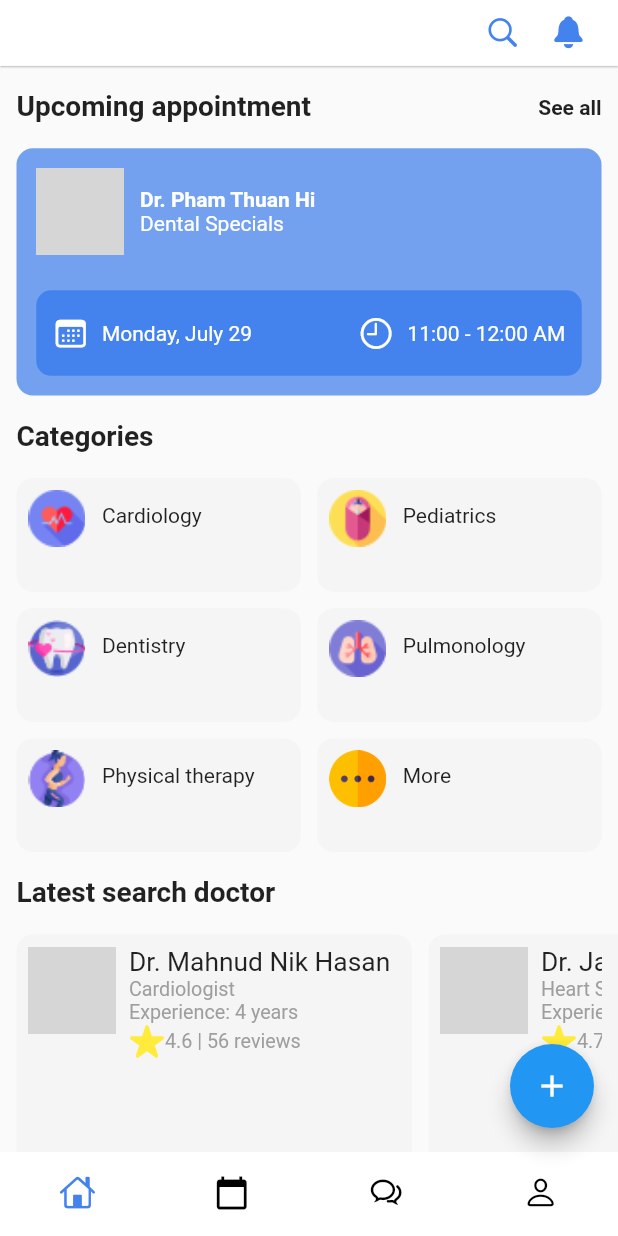
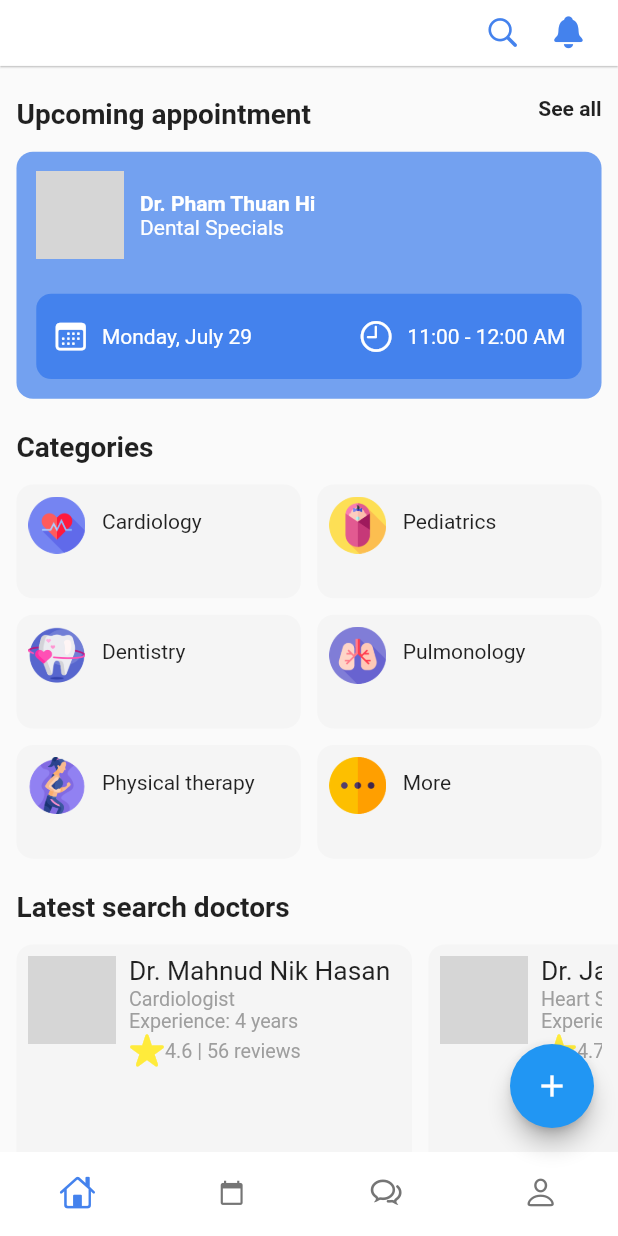
Before and after one commit to mavisphung/mobile-app, a Flutter app: the NavBar screen opened by its route, on a phone screen of 412 x 824 dp. Run offline on Flutter 3.47's test engine with Material 2 defaults, Android fonts, the light colour scheme and no system bars; our stand-ins replace dropdown_button2, flutter_screenutil, flutter_spinkit, flutter_svg, get, get_storage and 1 more; accounts and stored records are empty; network calls fail; grey boxes are pictures that could not be loaded.

Commit message:
update home page

```diff
--- a/lib/app/common/util/messages.dart
+++ b/lib/app/common/util/messages.dart
@@ -22,8 +22,14 @@ class Messages extends Translations {
           Strings.female: 'Female',
           Strings.other: 'Other',
           Strings.home: 'Home',
+          Strings.appointment: 'Appointment',
+          Strings.message: 'Message',
+          Strings.personal: 'Personal',
           Strings.policyAgreementMsg:
               'Creating an account means you\'re agreed with our Terms of Service, Privacy Policy, and our default Notification Settings.',
+          Strings.upcomingAppointment: 'Upcoming appointment',
+          Strings.category: 'Categories',
+          Strings.latestSearchDoctor: 'Latest search doctors',
 
           // Verb, Adjective
           Strings.ok: 'Ok',
@@ -40,6 +46,7 @@ class Messages extends Translations {
           Strings.registerSuccess: 'Registration success',
           Strings.exitAppAlert: 'Press double back to exit app',
           Strings.policyAgreementAlert: 'Policy agreement Alert',
+          Strings.seeAll: 'See all',
 
           // Information Message
           Strings.registerSuccessMsg: 'Register your account successfully.',
--- a/lib/app/common/values/colors.dart
+++ b/lib/app/common/values/colors.dart
@@ -6,8 +6,6 @@ class AppColors {
   static Color get secondary => const Color(0xFFF0F7F9);
   static Color get link => Colors.amber;
   static Color get hightLight => const Color(0xCAFFFFFF);
-  static Color get error => Colors.red[600] ?? Colors.red;
-  static Color get black => Colors.black;
-  static Color get white => Colors.white;
-  static Color get grey => const Color(0x09000000);
+  static Color get error => Colors.red;
+  static Color get grey600 => Colors.grey[600] ?? Colors.grey;
 }
--- a/lib/app/common/values/strings.dart
+++ b/lib/app/common/values/strings.dart
@@ -15,7 +15,13 @@ abstract class Strings {
   static String get female => 'Female';
   static String get other => 'Other';
   static String get home => 'Home';
+  static String get appointment => 'Appointment';
+  static String get message => 'Message';
+  static String get personal => 'Personal';
   static String get policyAgreementMsg => 'Policy agreement msg';
+  static String get upcomingAppointment => 'Upcoming appointment';
+  static String get category => 'Categories';
+  static String get latestSearchDoctor => 'Latest search doctor';
 
   // Verb, Adjective
   static String get ok => 'Ok';
@@ -31,6 +37,7 @@ abstract class Strings {
   static String get registerSuccess => 'Register sucess';
   static String get exitAppAlert => 'Exit app alert';
   static String get policyAgreementAlert => 'Policy agreenment alert';
+  static String get seeAll => 'See all';
 
   // Information Message
   static String get registerSuccessMsg => 'Register success msg';
--- a/lib/app/modules/bottom_navbar/nav_bar.dart
+++ b/lib/app/modules/bottom_navbar/nav_bar.dart
@@ -34,14 +34,14 @@ class NavBar extends StatelessWidget {
                       : SettingsPage(),
             ),
             bottomNavigationBar: BottomNavigationBar(
-              unselectedItemColor: AppColors.black,
+              unselectedItemColor: AppColors.grey600,
               selectedItemColor: AppColors.primary,
               currentIndex: _controller.tabIndex,
               onTap: _controller.changeTabIndex,
               showSelectedLabels: false,
               showUnselectedLabels: false,
               type: BottomNavigationBarType.fixed,
-              backgroundColor: AppColors.white,
+              backgroundColor: Colors.white,
               elevation: 0,
               items: [
                 _bottomNavigationBarItem(
@@ -50,15 +50,16 @@ class NavBar extends StatelessWidget {
                 ),
                 _bottomNavigationBarItem(
                   icon: Icons.calendar_today,
-                  label: 'Schedule',
+                  label: Strings.appointment.tr,
+                  size: 16.sp,
                 ),
                 _bottomNavigationBarItem(
                   icon: CupertinoIcons.chat_bubble_2,
-                  label: 'Message',
+                  label: Strings.message.tr,
                 ),
                 _bottomNavigationBarItem(
                   icon: CupertinoIcons.person,
-                  label: 'Personal',
+                  label: Strings.personal.tr,
                 ),
               ],
             ),
@@ -97,9 +98,16 @@ class NavBar extends StatelessWidget {
     );
   }
 
-  BottomNavigationBarItem _bottomNavigationBarItem({required IconData icon, required String label}) {
+  BottomNavigationBarItem _bottomNavigationBarItem({
+    required IconData icon,
+    required String label,
+    double? size,
+  }) {
     return BottomNavigationBarItem(
-      icon: Icon(icon),
+      icon: Icon(
+        icon,
+        size: size,
+      ),
       label: label,
     );
   }
--- a/lib/app/modules/home/home_page.dart
+++ b/lib/app/modules/home/home_page.dart
@@ -1,8 +1,10 @@
 import 'package:flutter/cupertino.dart';
 import 'package:flutter/material.dart';
 import 'package:flutter_screenutil/flutter_screenutil.dart';
+import 'package:get/get.dart';
 
 import '../../common/values/colors.dart';
+import '../../common/values/strings.dart';
 import '../widgets/custom_icon_button.dart';
 import './views/reminder_card.dart';
 import './views/category_item.dart';
@@ -13,10 +15,19 @@ class HomePage extends StatelessWidget {
   final _categoriesList = categoriesList;
   final _doctorList = doctorList;
 
-  final _headlineTextStyle = TextStyle(
-    fontSize: 17.sp,
-    fontWeight: FontWeight.bold,
-  );
+  Widget _getTitle(String title) => Padding(
+        padding: EdgeInsets.only(
+          top: 20.sp,
+          bottom: 12.sp,
+        ),
+        child: Text(
+          title,
+          style: TextStyle(
+            fontSize: 17.sp,
+            fontWeight: FontWeight.bold,
+          ),
+        ),
+      );
 
   @override
   Widget build(BuildContext context) {
@@ -66,14 +77,7 @@ class HomePage extends StatelessWidget {
               Row(
                 mainAxisAlignment: MainAxisAlignment.spaceBetween,
                 children: [
-                  Padding(
-                    padding: EdgeInsets.symmetric(vertical: 15.sp),
-                    child: Text(
-                      'Upcoming appointment',
-                      style: _headlineTextStyle,
-                      textAlign: TextAlign.start,
-                    ),
-                  ),
+                  _getTitle(Strings.upcomingAppointment.tr),
                   InkWell(
                     onTap: () {},
                     child: const Text(
@@ -84,14 +88,7 @@ class HomePage extends StatelessWidget {
                 ],
               ),
               const ReminderCard(),
-              Padding(
-                padding: EdgeInsets.symmetric(vertical: 15.sp),
-                child: Text(
-                  'Categories',
-                  style: _headlineTextStyle,
-                  textAlign: TextAlign.start,
-                ),
-              ),
+              _getTitle(Strings.category.tr),
               SizedBox(
                 // height: 120.sp,
                 child: GridView.builder(
@@ -110,14 +107,7 @@ class HomePage extends StatelessWidget {
                   itemCount: _categoriesList.length,
                 ),
               ),
-              Padding(
-                padding: EdgeInsets.symmetric(vertical: 15.sp),
-                child: Text(
-                  'Latest search doctor',
-                  style: _headlineTextStyle,
-                  textAlign: TextAlign.start,
-                ),
-              ),
+              _getTitle(Strings.latestSearchDoctor.tr),
               SizedBox(
                 height: 150.sp,
                 width: double.infinity,
--- a/lib/app/modules/home/views/reminder_card.dart
+++ b/lib/app/modules/home/views/reminder_card.dart
@@ -11,10 +11,6 @@ class ReminderCard extends StatelessWidget {
   Widget build(BuildContext context) {
     return InkWell(
       onTap: () => Get.rawSnackbar(message: 'Card click'),
-      // splashColor: Colors.white,
-      highlightColor: Color.fromARGB(157, 155, 39, 176),
-      splashFactory: NoSplash.splashFactory,
-      borderRadius: BorderRadius.circular(10.sp),
       child: Ink(
         height: 150.sp,
         padding: EdgeInsets.all(12.sp),
@@ -69,9 +65,9 @@ class ReminderCard extends StatelessWidget {
               ),
               child: Row(
                 children: [
-                  Icon(
+                  const Icon(
                     CupertinoIcons.calendar,
-                    color: AppColors.white,
+                    color: Colors.white,
                   ),
                   Padding(
                     padding: EdgeInsets.only(left: 8.0.sp),
@@ -81,9 +77,9 @@ class ReminderCard extends StatelessWidget {
                     ),
                   ),
                   const Spacer(),
-                  Icon(
+                  const Icon(
                     CupertinoIcons.time,
-                    color: AppColors.white,
+                    color: Colors.white,
                   ),
                   Padding(
                     padding: EdgeInsets.only(left: 8.sp),
--- a/lib/app/modules/widgets/custom_appbar_widget.dart
+++ b/lib/app/modules/widgets/custom_appbar_widget.dart
@@ -55,13 +55,13 @@ class CustomAppbarWidget extends PreferredSize {
               children: [
                 Icon(
                   CupertinoIcons.left_chevron,
-                  color: data.value ? AppColors.link : AppColors.black,
+                  color: data.value ? AppColors.link : Colors.black,
                   size: 18.sp,
                 ),
                 Text(
                   Strings.back.tr,
                   style: TextStyle(
-                    color: data.value ? AppColors.link : AppColors.black,
+                    color: data.value ? AppColors.link : Colors.black,
                     fontSize: 15.sp,
                   ),
                 ),
@@ -76,7 +76,7 @@ class CustomAppbarWidget extends PreferredSize {
           : Text(
               title!,
               style: TextStyle(
-                color: AppColors.black,
+                color: Colors.black,
                 fontSize: 14.sp,
               ),
             ),
```
Also changed, not shown: assets/images/specs/baby.png, assets/images/specs/cardio.png, assets/images/specs/dental.png, assets/images/specs/lung.png, assets/images/specs/physical.png, assets/images/specs/physical_therapy.png (deleted).
